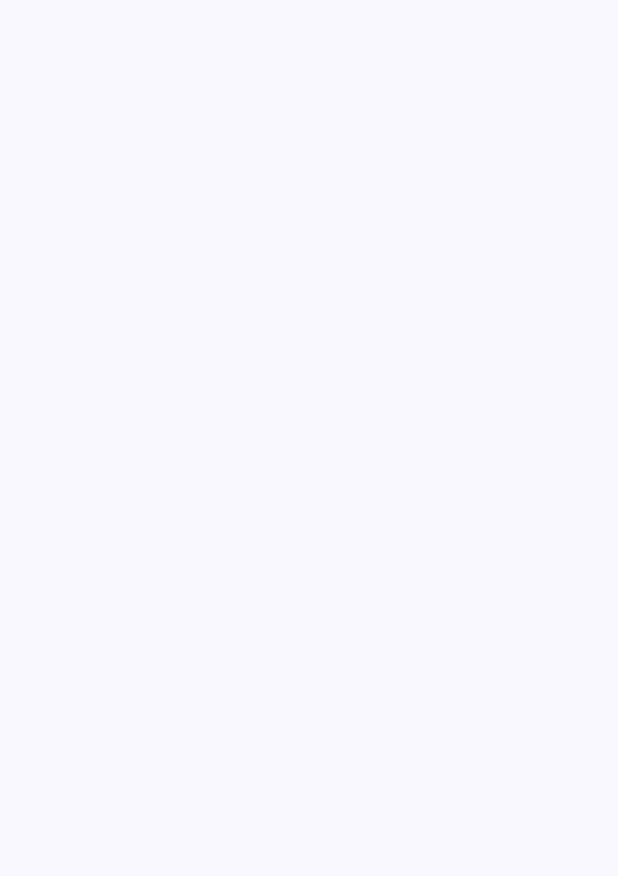
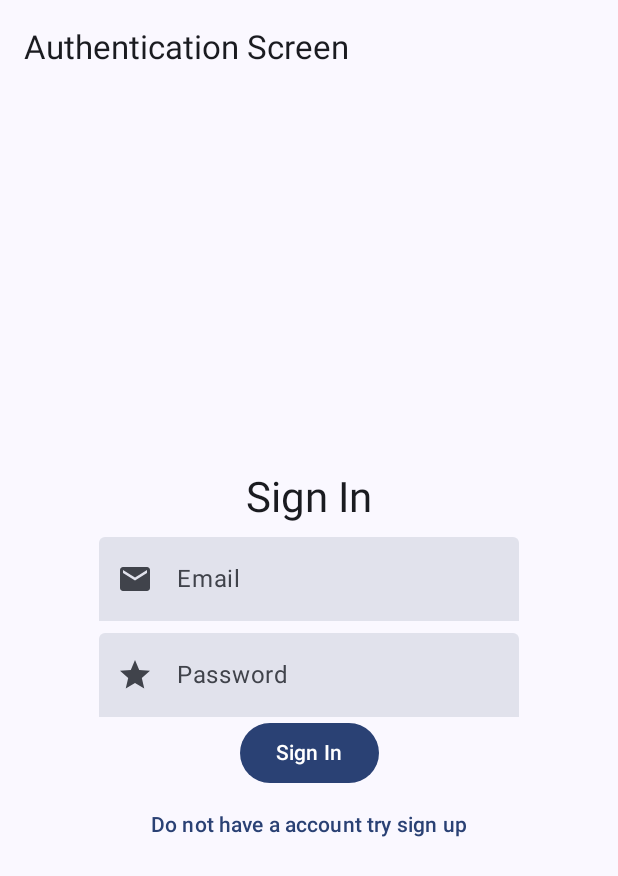
Before and after one commit to tuuhin/AndroidQuizApp, an Android app built with Jetpack Compose: the screen it shows after launch (MainActivity), on a phone screen of 412 x 824 dp. Before the commit the part shown is empty. Shown: the top 876 px of the screen. Run offline under Robolectric (Android 15) with nearby library versions, the phone set to English and light mode, and no system bars; our stand-ins replace Dagger/Hilt's generated code, Firebase (no records; nobody signed in at launch, a user with empty details on screens opened directly), accompanist.

Commit message:
A Simple UI  is made to test out firebase auth Laid out a proper structure for the app Set Up dagger hilt (dependency injection library)

```diff
--- a/app/src/main/AndroidManifest.xml
+++ b/app/src/main/AndroidManifest.xml
@@ -3,6 +3,7 @@
     xmlns:tools="http://schemas.android.com/tools">
 
     <application
+        android:name=".MyApplication"
         android:allowBackup="true"
         android:dataExtractionRules="@xml/data_extraction_rules"
         android:fullBackupContent="@xml/backup_rules"
--- a/app/src/main/java/com/eva/firebasequizapp/MainActivity.kt
+++ b/app/src/main/java/com/eva/firebasequizapp/MainActivity.kt
@@ -4,23 +4,41 @@ import android.os.Bundle
 import androidx.activity.ComponentActivity
 import androidx.activity.compose.setContent
 import androidx.compose.foundation.layout.fillMaxSize
-import androidx.compose.material3.MaterialTheme
-import androidx.compose.material3.Surface
+import androidx.compose.material3.*
+import androidx.compose.runtime.getValue
+import androidx.compose.runtime.mutableStateOf
+import androidx.compose.runtime.remember
+import androidx.compose.runtime.setValue
 import androidx.compose.ui.Modifier
+import com.eva.firebasequizapp.auth.presentation.UserAuthRoute
+import com.eva.firebasequizapp.quiz.presentation.QuizRoute
 import com.eva.firebasequizapp.ui.theme.FirebaseQuizAppTheme
+import com.google.firebase.auth.FirebaseAuth
+import dagger.hilt.android.AndroidEntryPoint
+import javax.inject.Inject
 
+@AndroidEntryPoint
 class MainActivity : ComponentActivity() {
+
+    @Inject
+    lateinit var auth: FirebaseAuth
+
     override fun onCreate(savedInstanceState: Bundle?) {
         super.onCreate(savedInstanceState)
         setContent {
             FirebaseQuizAppTheme {
-                // A surface container using the 'background' color from the theme
+                var isAuthenticated by remember { mutableStateOf(false) }
+                auth.addAuthStateListener { isAuthenticated = it.currentUser != null }
                 Surface(
                     modifier = Modifier.fillMaxSize(),
                     color = MaterialTheme.colorScheme.background
                 ) {
+                    if (isAuthenticated) {
+                        QuizRoute()
+                    } else
+                        UserAuthRoute()
+                }
 
-                }
             }
         }
     }
--- /dev/null
+++ b/app/src/main/java/com/eva/firebasequizapp/MyApplication.kt
@@ -0,0 +1,8 @@
+package com.eva.firebasequizapp
+
+import android.app.Application
+import dagger.hilt.android.HiltAndroidApp
+
+
+@HiltAndroidApp
+class MyApplication : Application()
--- /dev/null
+++ b/app/src/main/java/com/eva/firebasequizapp/auth/data/UserAuthRepository.kt
@@ -0,0 +1,15 @@
+package com.eva.firebasequizapp.auth.data
+
+import com.eva.firebasequizapp.core.util.Resource
+import com.google.firebase.auth.FirebaseUser
+
+interface UserAuthRepository {
+
+    suspend fun signInUsingEmailAndPassword(email: String, password: String):Resource<FirebaseUser>
+
+    suspend fun signUpUsingEmailAndPassword(email: String,password: String):Resource<FirebaseUser>
+
+    suspend fun signAnonymously():Resource<FirebaseUser>
+
+     fun logout()
+}
--- /dev/null
+++ b/app/src/main/java/com/eva/firebasequizapp/auth/di/AuthModule.kt
@@ -0,0 +1,31 @@
+package com.eva.firebasequizapp.auth.di
+
+import com.eva.firebasequizapp.auth.data.UserAuthRepository
+import com.eva.firebasequizapp.auth.data.UserAuthRepositoryImpl
+import com.google.firebase.auth.FirebaseAuth
+import dagger.Binds
+import dagger.Module
+import dagger.Provides
+import dagger.hilt.InstallIn
+import dagger.hilt.android.components.ViewModelComponent
+import dagger.hilt.android.scopes.ViewModelScoped
+import dagger.hilt.components.SingletonComponent
+import javax.inject.Singleton
+
+@Module
+@InstallIn(SingletonComponent::class)
+object AuthModule {
+
+    @Provides
+    @Singleton
+    fun fireBaseAuth(): FirebaseAuth = FirebaseAuth.getInstance()
+
+    @Module
+    @InstallIn(ViewModelComponent::class)
+    abstract class AuthRepository {
+
+        @Binds
+        @ViewModelScoped
+        abstract fun getInstance(repositoryImpl: UserAuthRepositoryImpl): UserAuthRepository
+    }
+}
--- /dev/null
+++ b/app/src/main/java/com/eva/firebasequizapp/auth/presentation/UserAuthRoute.kt
@@ -0,0 +1,75 @@
+package com.eva.firebasequizapp.auth.presentation
+
+import androidx.compose.foundation.layout.Box
+import androidx.compose.foundation.layout.fillMaxSize
+import androidx.compose.foundation.layout.padding
+import androidx.compose.material3.*
+import androidx.compose.runtime.*
+import androidx.compose.ui.Alignment
+import androidx.compose.ui.Modifier
+import androidx.hilt.navigation.compose.hiltViewModel
+import com.eva.firebasequizapp.auth.presentation.screens.SignInScreen
+import com.eva.firebasequizapp.auth.presentation.screens.SignUpScreen
+import com.eva.firebasequizapp.core.util.UiEvent
+import com.google.accompanist.pager.ExperimentalPagerApi
+import com.google.accompanist.pager.HorizontalPager
+import com.google.accompanist.pager.rememberPagerState
+import kotlinx.coroutines.flow.collectLatest
+
+
+data class DialogContents(val title: String, val desc: String?)
+
+@OptIn(ExperimentalMaterial3Api::class, ExperimentalPagerApi::class)
+@Composable
+fun UserAuthRoute(
+    viewModel: UserAuthViewModel = hiltViewModel()
+) {
+    val snackBarHost = remember { SnackbarHostState() }
+    var dialogContents = remember { DialogContents("", "") }
+    var isDialogOpen by remember { mutableStateOf(true) }
+
+    val pager = rememberPagerState()
+
+    Scaffold(
+        snackbarHost = { SnackbarHost(hostState = snackBarHost) },
+        topBar = {
+            SmallTopAppBar(title = { Text(text = "Authentication Screen") })
+        }
+    ) { padding ->
+
+        LaunchedEffect(key1 = viewModel) {
+            viewModel.events.collectLatest { event ->
+                when (event) {
+                    is UiEvent.ShowSnackBar -> {
+                        snackBarHost.showSnackbar(event.title)
+                    }
+                    is UiEvent.ShowDialog -> {
+                        isDialogOpen = true
+                        dialogContents =
+                            DialogContents(title = event.title, desc = event.description)
+                    }
+                }
+            }
+        }
+//        AlertDialog(
+//            onDismissRequest = { isDialogOpen = !isDialogOpen },
+//            confirmButton = {},
+//            title = { Text(text = dialogContents.title) },
+//            text = { Text(text = dialogContents.desc ?: "") }
+//        )
+        Box(
+            modifier = Modifier.fillMaxSize().padding(padding),
+            contentAlignment = Alignment.Center
+        ) {
+            HorizontalPager(
+                count = 2, state = pager
+            ) {
+                when (it) {
+                    0 -> SignInScreen(pagerState = pager)
+                    1 -> SignUpScreen(pagerState = pager)
+                }
+            }
+        }
+
+    }
+}
--- /dev/null
+++ b/app/src/main/java/com/eva/firebasequizapp/auth/presentation/UserAuthViewModel.kt
@@ -0,0 +1,43 @@
+package com.eva.firebasequizapp.auth.presentation
+
+import androidx.lifecycle.ViewModel
+import androidx.lifecycle.viewModelScope
+import com.eva.firebasequizapp.auth.data.UserAuthRepository
+import com.eva.firebasequizapp.core.util.Resource
+import com.eva.firebasequizapp.core.util.UiEvent
+import dagger.hilt.android.lifecycle.HiltViewModel
+import kotlinx.coroutines.flow.MutableSharedFlow
+import kotlinx.coroutines.flow.asSharedFlow
+import kotlinx.coroutines.launch
+import javax.inject.Inject
+
+@HiltViewModel
+class UserAuthViewModel @Inject constructor(
+    private val repository: UserAuthRepository
+) : ViewModel() {
+
+    private val inflow = MutableSharedFlow<UiEvent>()
+
+    val events = inflow.asSharedFlow()
+
+    fun signAnonymously() {
+        viewModelScope.launch {
+            when (val user = repository.signAnonymously()) {
+                is Resource.Success -> {
+                    inflow.emit(UiEvent.ShowSnackBar("LOgged in "))
+                }
+                is Resource.Error -> {
+                    inflow.emit(
+                        UiEvent.ShowDialog(
+                            title = "Failed",
+                            description = user.message ?: "Nothing"
+                        )
+                    )
+                }
+                else -> {
+
+                }
+            }
+        }
+    }
+}
--- /dev/null
+++ b/app/src/main/java/com/eva/firebasequizapp/auth/presentation/screens/SignInScreen.kt
@@ -0,0 +1,77 @@
+package com.eva.firebasequizapp.auth.presentation.screens
+
+import androidx.compose.foundation.layout.*
+import androidx.compose.foundation.text.KeyboardOptions
+import androidx.compose.material.icons.Icons
+import androidx.compose.material.icons.filled.Email
+import androidx.compose.material.icons.filled.Star
+import androidx.compose.material3.*
+import androidx.compose.runtime.*
+import androidx.compose.ui.Alignment
+import androidx.compose.ui.Modifier
+import androidx.compose.ui.graphics.Color
+import androidx.compose.ui.text.input.KeyboardType
+import androidx.compose.ui.unit.dp
+import com.google.accompanist.pager.ExperimentalPagerApi
+import com.google.accompanist.pager.PagerState
+import kotlinx.coroutines.launch
+
+@OptIn(ExperimentalPagerApi::class)
+@Composable
+fun SignInScreen(
+    pagerState: PagerState,
+    modifier: Modifier = Modifier
+) {
+    var email by remember { mutableStateOf("") }
+    var password by remember { mutableStateOf("") }
+    val scope = rememberCoroutineScope()
+
+    Column(
+        verticalArrangement = Arrangement.Center,
+        horizontalAlignment = Alignment.CenterHorizontally,
+        modifier = modifier
+            .fillMaxSize()
+
+    ) {
+        Text(text = "Sign In", style = MaterialTheme.typography.headlineMedium)
+        Spacer(modifier = Modifier.height(8.dp))
+        TextField(
+            value = email,
+            onValueChange = { email = it },
+            keyboardOptions = KeyboardOptions(keyboardType = KeyboardType.Email),
+            singleLine = true,
+            maxLines = 1,
+            label = { Text("Email") },
+            colors = TextFieldDefaults.textFieldColors(
+                unfocusedIndicatorColor = Color.Transparent,
+                focusedIndicatorColor = Color.Transparent,
+                containerColor = MaterialTheme.colorScheme.surfaceVariant
+            ),
+            leadingIcon = { Icon(Icons.Default.Email, contentDescription = null) }
+        )
+        Spacer(modifier = Modifier.height(8.dp))
+        TextField(
+            value = password,
+            onValueChange = { password = it },
+            label = { Text(text = "Password") },
+            keyboardOptions = KeyboardOptions(keyboardType = KeyboardType.Password),
+            colors = TextFieldDefaults.textFieldColors(
+                unfocusedIndicatorColor = Color.Transparent,
+                focusedIndicatorColor = Color.Transparent,
+                containerColor = MaterialTheme.colorScheme.surfaceVariant
+            ),
+            singleLine = true,
+            maxLines = 1,
+            leadingIcon = { Icon(Icons.Default.Star, contentDescription = null) }
+
+        )
+        Button(onClick = {}) {
+            Text(text = "Sign In")
+        }
+        TextButton(onClick = {
+            scope.launch { pagerState.animateScrollToPage(1) }
+        }) {
+            Text(text = "Do not have a account try sign up")
+        }
+    }
+}
```
Also changed, not shown: app/build.gradle (+7 -1 lines), app/src/main/java/com/eva/firebasequizapp/auth/data/UserAuthRepositoryImpl.kt (added, +68 -0 lines), app/src/main/java/com/eva/firebasequizapp/auth/presentation/screens/SignUpScreen.kt (added, +78 -0 lines), app/src/main/java/com/eva/firebasequizapp/core/util/Resource.kt (added, +7 -0 lines), app/src/main/java/com/eva/firebasequizapp/core/util/UiEvent.kt (added, +7 -0 lines), app/src/main/java/com/eva/firebasequizapp/quiz/presentation/QuizRoute.kt (added, +36 -0 lines), app/src/main/java/com/eva/firebasequizapp/quiz/presentation/QuizRouteViewModel.kt (added, +13 -0 lines).
